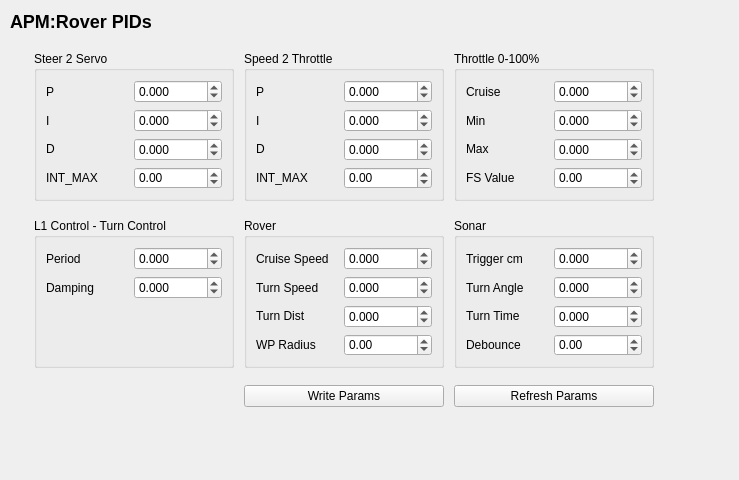
Before: the Qt Designer form src/ui/configuration/ArduRoverPidConfig.ui in ArduPilot/apm_planner, drawn with Qt 5.
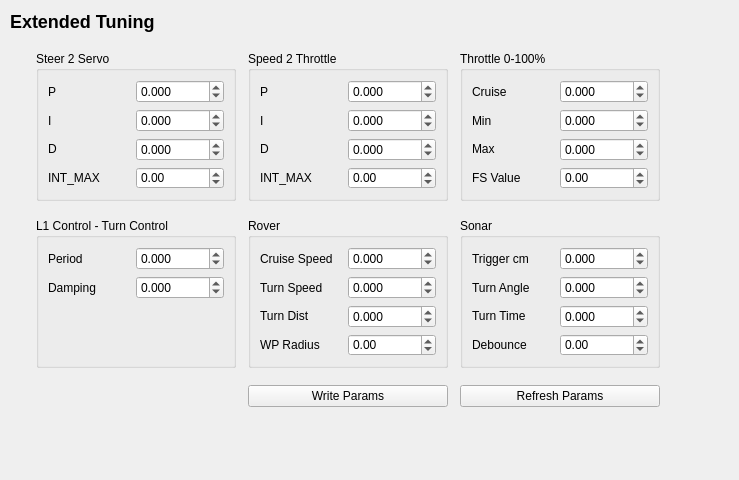
After: the same form once the commit is applied.

Commit message: Rename APM PIDs Config View as Extended Tuning

The edit to the form file:
```diff
--- a/src/ui/configuration/ArduRoverPidConfig.ui
+++ b/src/ui/configuration/ArduRoverPidConfig.ui
@@ -18,12 +18,12 @@
     <rect>
      <x>10</x>
      <y>10</y>
-     <width>162</width>
+     <width>175</width>
      <height>24</height>
     </rect>
    </property>
    <property name="text">
-    <string>&lt;html&gt;&lt;head/&gt;&lt;body&gt;&lt;p&gt;&lt;span style=&quot; font-size:x-large; font-weight:600;&quot;&gt;APM:Rover PIDs&lt;/span&gt;&lt;/p&gt;&lt;/body&gt;&lt;/html&gt;</string>
+    <string>&lt;html&gt;&lt;head/&gt;&lt;body&gt;&lt;p&gt;&lt;span style=&quot; font-size:x-large; font-weight:600;&quot;&gt;Extended Tuning&lt;/span&gt;&lt;/p&gt;&lt;/body&gt;&lt;/html&gt;</string>
    </property>
   </widget>
   <widget class="QWidget" name="gridLayoutWidget">
@@ -31,7 +31,7 @@
     <rect>
      <x>30</x>
      <y>40</y>
-     <width>631</width>
+     <width>637</width>
      <height>381</height>
     </rect>
    </property>
```
The commit also changes 2 other files.
